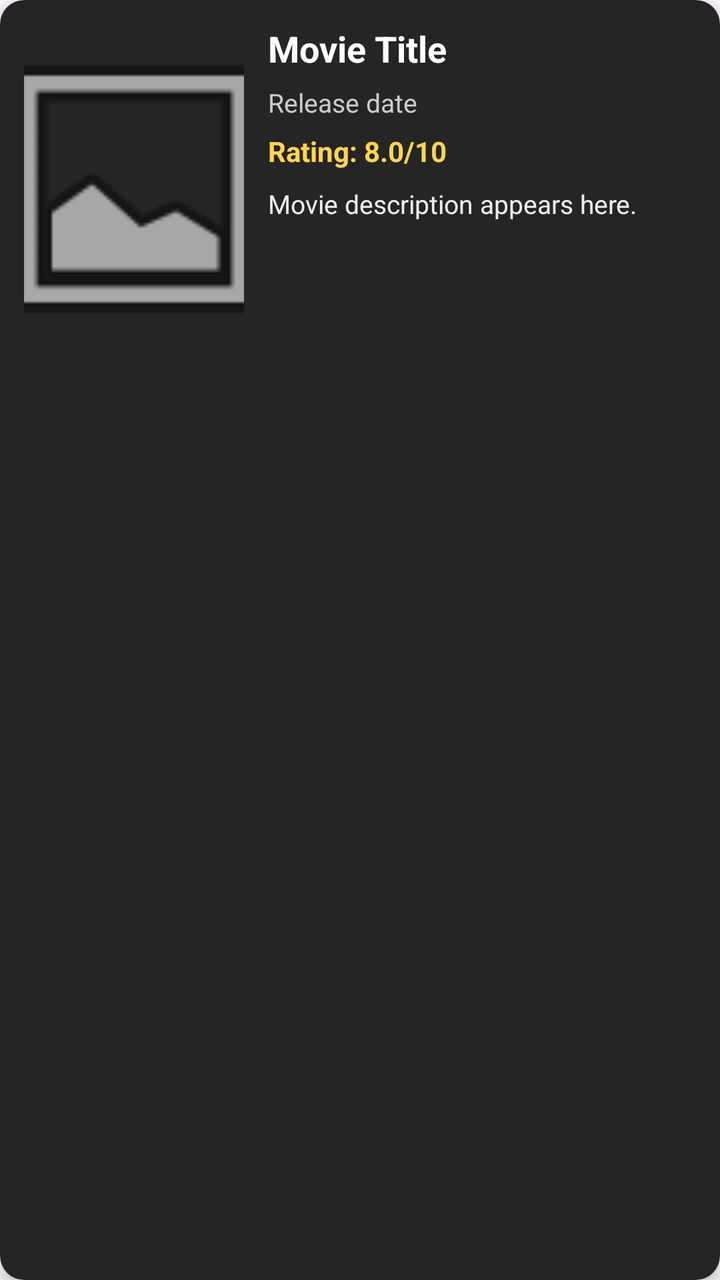
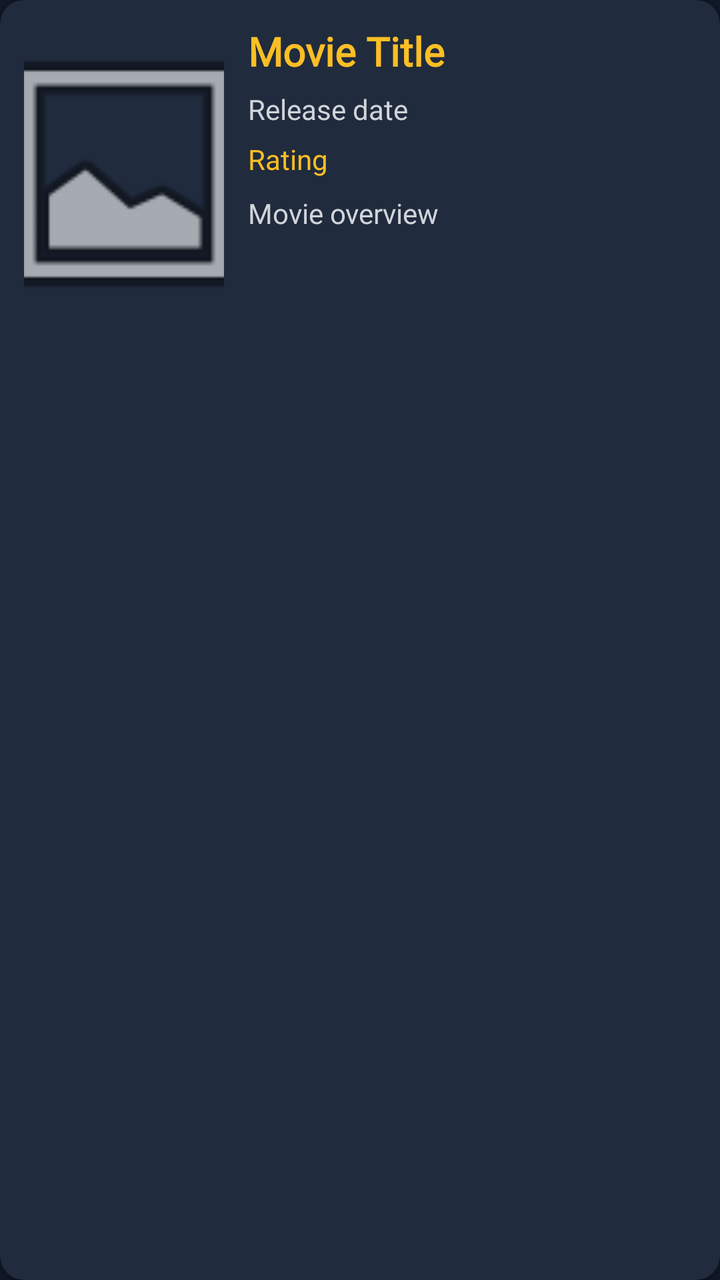

An Android layout rendered at two revisions. The XML below is the earlier revision; the diff shows what the commit changed to produce the second picture.
<!-- AndroidManifest.xml: application theme Theme.MovieExplorer -->
<!-- res/layout/item_movie.xml -->
<?xml version="1.0" encoding="utf-8"?>
<androidx.cardview.widget.CardView
    xmlns:android="http://schemas.android.com/apk/res/android"
    xmlns:app="http://schemas.android.com/apk/res-auto"
    android:layout_width="match_parent"
    android:layout_height="wrap_content"
    android:layout_marginBottom="12dp"
    app:cardBackgroundColor="#252525"
    app:cardCornerRadius="12dp"
    app:cardElevation="4dp">

    <LinearLayout
        android:layout_width="match_parent"
        android:layout_height="wrap_content"
        android:orientation="horizontal"
        android:padding="12dp">

        <ImageView
            android:id="@+id/moviePoster"
            android:layout_width="110dp"
            android:layout_height="165dp"
            android:contentDescription="Movie poster"
            android:scaleType="centerCrop"
            android:src="@android:drawable/ic_menu_gallery" />

        <LinearLayout
            android:layout_width="0dp"
            android:layout_height="wrap_content"
            android:layout_weight="1"
            android:layout_marginStart="12dp"
            android:orientation="vertical">

            <TextView
                android:id="@+id/movieTitle"
                android:layout_width="match_parent"
                android:layout_height="wrap_content"
                android:text="Movie Title"
                android:textColor="#FFFFFF"
                android:textSize="18sp"
                android:textStyle="bold" />

            <TextView
                android:id="@+id/movieReleaseDate"
                android:layout_width="match_parent"
                android:layout_height="wrap_content"
                android:layout_marginTop="6dp"
                android:text="Release date"
                android:textColor="#CCCCCC"
                android:textSize="13sp" />

            <TextView
                android:id="@+id/movieRating"
                android:layout_width="match_parent"
                android:layout_height="wrap_content"
                android:layout_marginTop="6dp"
                android:text="Rating: 8.0/10"
                android:textColor="#FFD54F"
                android:textSize="14sp"
                android:textStyle="bold" />

            <TextView
                android:id="@+id/movieOverview"
                android:layout_width="match_parent"
                android:layout_height="wrap_content"
                android:layout_marginTop="8dp"
                android:text="Movie description appears here."
                android:textColor="#EEEEEE"
                android:textSize="13sp"
                android:maxLines="5"
                android:ellipsize="end" />

        </LinearLayout>

    </LinearLayout>

</androidx.cardview.widget.CardView>
<!-- resources referenced by this layout -->
<resources>
  <style name="Theme.MovieExplorer" parent="Base.Theme.MovieExplorer" />
  <style name="Base.Theme.MovieExplorer" parent="Theme.Material3.DayNight.NoActionBar">
          
          
      </style>
</resources>

<!-- the commit's change to res/layout/item_movie.xml (unified diff, before → after) -->
@@ -4,8 +4,8 @@
     xmlns:app="http://schemas.android.com/apk/res-auto"
     android:layout_width="match_parent"
     android:layout_height="wrap_content"
-    android:layout_marginBottom="12dp"
-    app:cardBackgroundColor="#252525"
+    android:layout_margin="10dp"
+    app:cardBackgroundColor="@color/movie_card"
     app:cardCornerRadius="12dp"
     app:cardElevation="4dp">
 
@@ -17,8 +17,8 @@
 
         <ImageView
             android:id="@+id/moviePoster"
-            android:layout_width="110dp"
-            android:layout_height="165dp"
+            android:layout_width="100dp"
+            android:layout_height="150dp"
             android:contentDescription="Movie poster"
             android:scaleType="centerCrop"
             android:src="@android:drawable/ic_menu_gallery" />
@@ -26,18 +26,16 @@
         <LinearLayout
             android:layout_width="0dp"
             android:layout_height="wrap_content"
+            android:layout_marginStart="12dp"
             android:layout_weight="1"
-            android:layout_marginStart="12dp"
             android:orientation="vertical">
 
             <TextView
                 android:id="@+id/movieTitle"
+                style="@style/MovieTitleStyle"
                 android:layout_width="match_parent"
                 android:layout_height="wrap_content"
-                android:text="Movie Title"
-                android:textColor="#FFFFFF"
-                android:textSize="18sp"
-                android:textStyle="bold" />
+                android:text="Movie Title" />
 
             <TextView
                 android:id="@+id/movieReleaseDate"
@@ -45,29 +43,27 @@
                 android:layout_height="wrap_content"
                 android:layout_marginTop="6dp"
                 android:text="Release date"
-                android:textColor="#CCCCCC"
-                android:textSize="13sp" />
+                android:textColor="@color/movie_secondary_text"
+                android:textSize="14sp" />
 
             <TextView
                 android:id="@+id/movieRating"
                 android:layout_width="match_parent"
                 android:layout_height="wrap_content"
                 android:layout_marginTop="6dp"
-                android:text="Rating: 8.0/10"
-                android:textColor="#FFD54F"
-                android:textSize="14sp"
-                android:textStyle="bold" />
+                android:text="Rating"
+                android:textColor="@color/movie_gold"
+                android:textSize="14sp" />
 
             <TextView
                 android:id="@+id/movieOverview"
+                style="@style/MovieDetailsStyle"
                 android:layout_width="match_parent"
                 android:layout_height="wrap_content"
                 android:layout_marginTop="8dp"
-                android:text="Movie description appears here."
-                android:textColor="#EEEEEE"
-                android:textSize="13sp"
                 android:maxLines="5"
-                android:ellipsize="end" />
+                android:ellipsize="end"
+                android:text="Movie overview" />
 
         </LinearLayout>
 
<!-- resource entries referenced after the edit -->
@@ -1,9 +1,30 @@
 <!-- resources referenced by this layout -->
 <resources>
-  <style name="Theme.MovieExplorer" parent="Base.Theme.MovieExplorer" />
-  <style name="Base.Theme.MovieExplorer" parent="Theme.Material3.DayNight.NoActionBar">
-          
-          
+  <color name="movie_card">#202B3D</color>
+  <color name="movie_gold">#FBBF24</color>
+  <color name="movie_secondary_text">#D1D5DB</color>
+  <style name="MovieDetailsStyle">
+          <item name="android:textColor">@color/movie_secondary_text</item>
+          <item name="android:textSize">14sp</item>
+          <item name="android:fontFamily">@font/montserrat</item>
       </style>
+  <style name="MovieTitleStyle">
+          <item name="android:textColor">@color/movie_gold</item>
+          <item name="android:textSize">20sp</item>
+          <item name="android:textStyle">bold</item>
+          <item name="android:fontFamily">@font/montserrat</item>
+      </style>
+  <style name="Theme.MovieExplorer" parent="Theme.Material3.DayNight.NoActionBar">
+          <item name="colorPrimary">@color/movie_gold</item>
+          <item name="colorOnPrimary">#111827</item>
+          <item name="colorSecondary">@color/movie_button</item>
+          <item name="android:colorAccent">@color/movie_gold</item>
+          <item name="android:statusBarColor">@color/movie_background</item>
+          <item name="android:navigationBarColor">@color/movie_background</item>
+          <item name="android:windowLightStatusBar">false</item>
+          <item name="android:windowBackground">@color/movie_background</item>
+      </style>
+  <color name="movie_button">#D97706</color>
+  <color name="movie_background">#111827</color>
 </resources>
 
